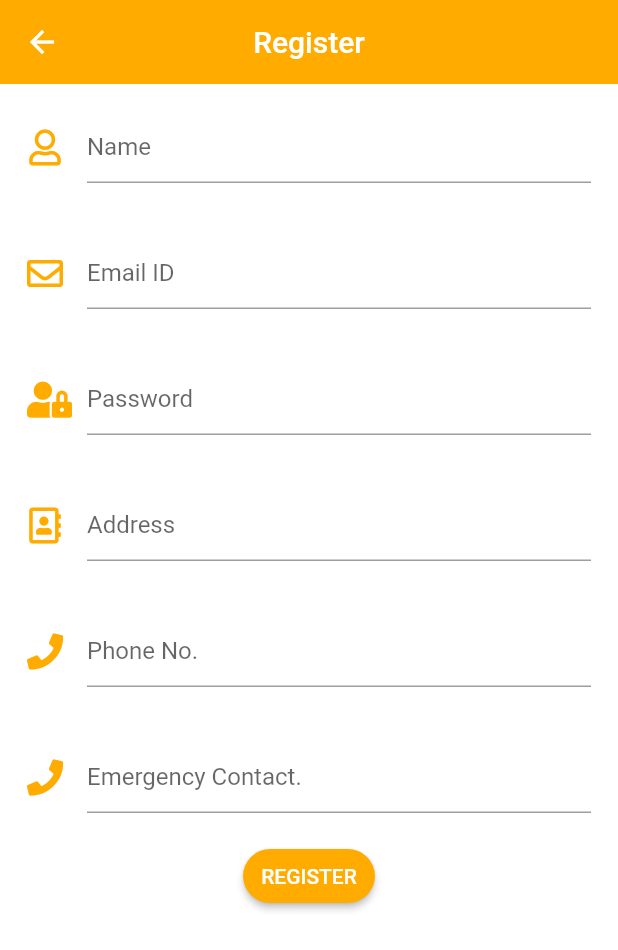
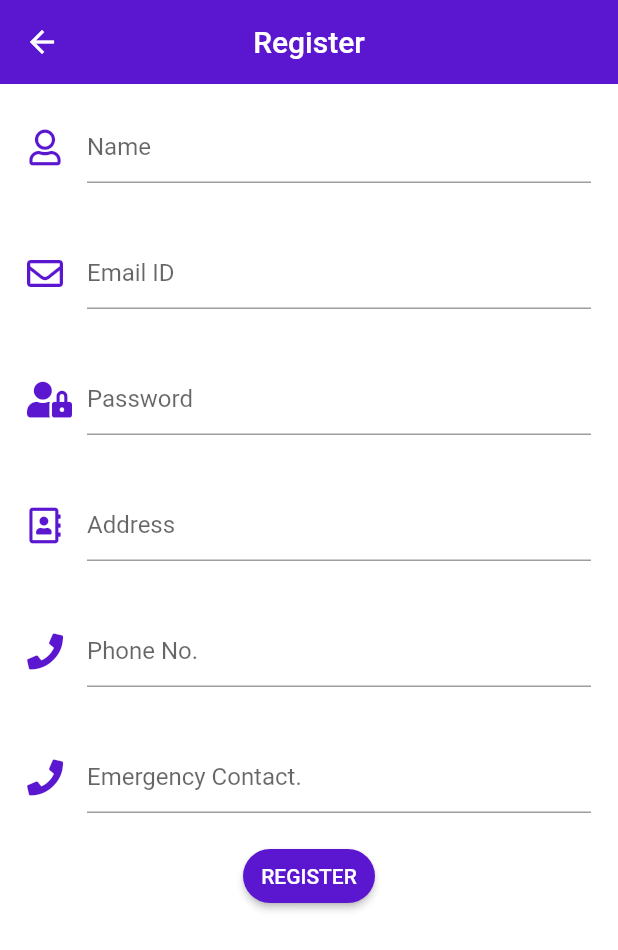
Before and after one commit to mahakmandlecha/SheHacks_Team-055, a Flutter app: the RegisterPage screen opened by its route, on a phone screen of 412 x 824 dp. Shown: the top 950 px of the screen. Run offline on Flutter 3.47's test engine with Material 2 defaults, Android fonts, the phone set to English and light mode, and no system bars; our stand-ins replace cloud_firestore, firebase_auth, firebase_core, flutter_spinkit, font_awesome_flutter, geolocator and 2 more; missing offline and left inert: geocoder, latlng; accounts and stored records are empty; Roboto replaces fonts that are missing (GoogleSans).

Commit message:
Updated the UI for better user experience

```diff
--- a/lib/screens/customWaveIndicator.dart
+++ b/lib/screens/customWaveIndicator.dart
@@ -6,8 +6,7 @@ class WaveIndicator extends StatelessWidget {
   Widget build(BuildContext context) {
     return Scaffold(
         body: Center(
-      child: SpinKitWave(
-          color: Colors.amberAccent[700], type: SpinKitWaveType.start),
+      child: SpinKitWave(color: Color(0xFF5B16D0), type: SpinKitWaveType.start),
     ));
   }
 }
--- a/lib/screens/register.dart
+++ b/lib/screens/register.dart
@@ -108,7 +108,7 @@ class _RegisterPageState extends State<RegisterPage> {
   Widget build(BuildContext context) {
     SystemChrome.setSystemUIOverlayStyle(SystemUiOverlayStyle(
       statusBarColor: Colors.transparent, //top bar color
-      systemNavigationBarColor: Colors.black, //bottom bar color
+      systemNavigationBarColor: Color(0xFF5B16D0), //bottom bar color
       systemNavigationBarIconBrightness: Brightness.dark,
     ));
     return Scaffold(
@@ -116,7 +116,7 @@ class _RegisterPageState extends State<RegisterPage> {
       appBar: AppBar(
         elevation: 0.0,
         centerTitle: true,
-        backgroundColor: Colors.amberAccent[700],
+        backgroundColor: Color(0xFF5B16D0),
         title: Text(
           "Register",
         ),
@@ -138,9 +138,12 @@ class _RegisterPageState extends State<RegisterPage> {
                       child: TextFormField(
                         decoration: InputDecoration(
                           hintText: 'Name',
+                          focusedBorder: UnderlineInputBorder(
+                            borderSide: BorderSide(color: Color(0xFF5B16D0)),
+                          ),
                           icon: Icon(
                             FontAwesomeIcons.user,
-                            color: Colors.amberAccent[700],
+                            color: Color(0xFF5B16D0),
                           ),
                         ),
                         validator: (value) =>
@@ -153,9 +156,12 @@ class _RegisterPageState extends State<RegisterPage> {
                       child: TextFormField(
                         decoration: InputDecoration(
                           hintText: 'Email ID',
+                          focusedBorder: UnderlineInputBorder(
+                            borderSide: BorderSide(color: Color(0xFF5B16D0)),
+                          ),
                           icon: Icon(
                             FontAwesomeIcons.envelope,
-                            color: Colors.amberAccent[700],
+                            color: Color(0xFF5B16D0),
                           ),
                         ),
                         validator: (value) => value.isEmpty
@@ -169,9 +175,12 @@ class _RegisterPageState extends State<RegisterPage> {
                       child: TextFormField(
                         decoration: InputDecoration(
                           hintText: 'Password',
+                          focusedBorder: UnderlineInputBorder(
+                            borderSide: BorderSide(color: Color(0xFF5B16D0)),
+                          ),
                           icon: Icon(
                             FontAwesomeIcons.userLock,
-                            color: Colors.amberAccent[700],
+                            color: Color(0xFF5B16D0),
                           ),
                         ),
                         obscureText: true,
@@ -186,9 +195,12 @@ class _RegisterPageState extends State<RegisterPage> {
                       child: TextFormField(
                         decoration: InputDecoration(
                           hintText: 'Address',
+                          focusedBorder: UnderlineInputBorder(
+                            borderSide: BorderSide(color: Color(0xFF5B16D0)),
+                          ),
                           icon: Icon(
                             FontAwesomeIcons.addressBook,
-                            color: Colors.amberAccent[700],
+                            color: Color(0xFF5B16D0),
                           ),
                         ),
                         validator: (value) => value.isEmpty
@@ -203,9 +215,12 @@ class _RegisterPageState extends State<RegisterPage> {
                         keyboardType: TextInputType.phone,
                         decoration: InputDecoration(
                           hintText: 'Phone No.',
+                          focusedBorder: UnderlineInputBorder(
+                            borderSide: BorderSide(color: Color(0xFF5B16D0)),
+                          ),
                           icon: Icon(
                             FontAwesomeIcons.phone,
-                            color: Colors.amberAccent[700],
+                            color: Color(0xFF5B16D0),
                           ),
                         ),
                         validator: (value) =>
@@ -219,9 +234,12 @@ class _RegisterPageState extends State<RegisterPage> {
                         keyboardType: TextInputType.phone,
                         decoration: InputDecoration(
                           hintText: 'Emergency Contact.',
+                          focusedBorder: UnderlineInputBorder(
+                            borderSide: BorderSide(color: Color(0xFF5B16D0)),
+                          ),
                           icon: Icon(
                             FontAwesomeIcons.phone,
-                            color: Colors.amberAccent[700],
+                            color: Color(0xFF5B16D0),
                           ),
                         ),
                         validator: (value) =>
@@ -233,7 +251,7 @@ class _RegisterPageState extends State<RegisterPage> {
                       onPressed: () => validate_submit(context),
                       textColor: Colors.white,
                       padding: EdgeInsets.only(left: 5.0, right: 5.0),
-                      color: Colors.amberAccent[700],
+                      color: Color(0xFF5B16D0),
                       child: Text("REGISTER"),
                       shape: new RoundedRectangleBorder(
                           borderRadius: new BorderRadius.circular(30.0)),
```
Also changed, not shown: lib/screens/login_screen.dart (+15 -4 lines), lib/screens/onboarding_screen.dart (+4 -3 lines), lib/screens/signup_screen.dart (+21 -6 lines).
